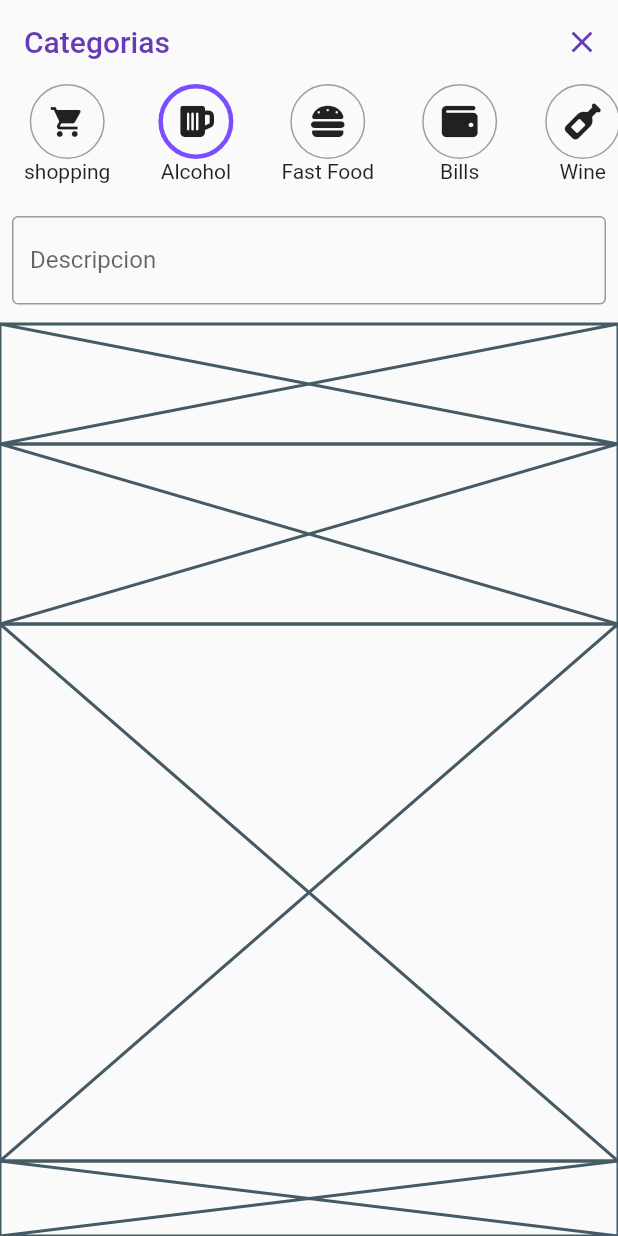
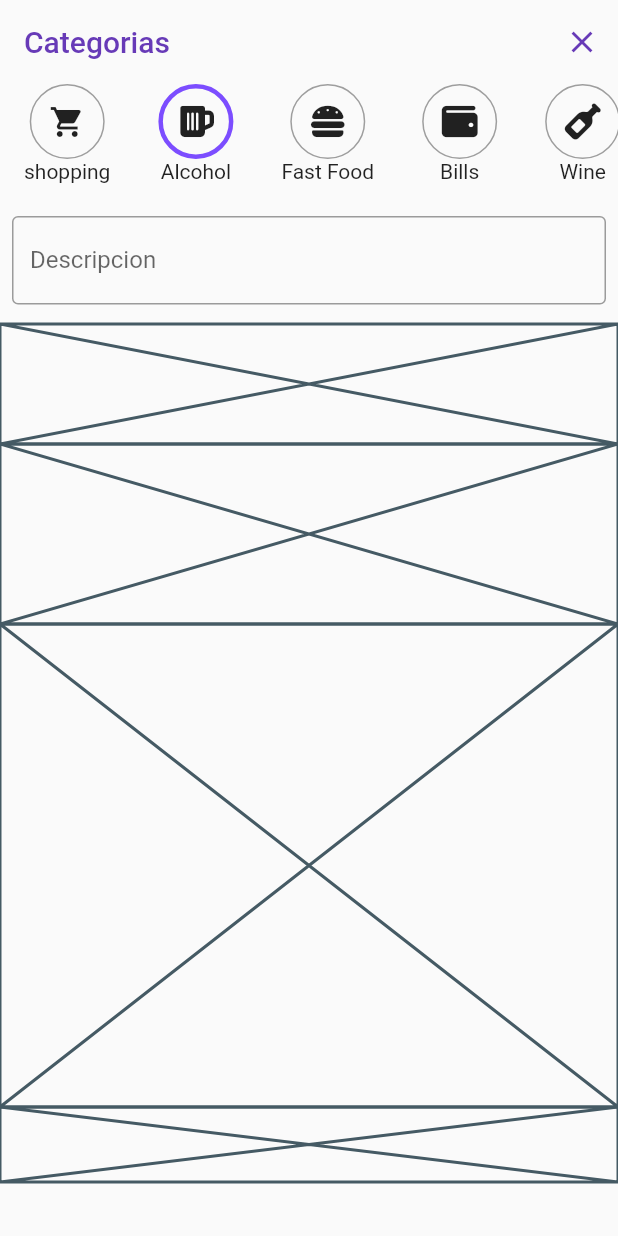
Before and after one commit to JoseAntonioGalan/gestion_app, a Flutter app: the AddPage screen opened by its route, on a phone screen of 412 x 824 dp. Run offline on Flutter 3.47's test engine with Material 2 defaults, Android fonts, the phone set to English and light mode, and no system bars; our stand-ins replace charts_flutter, cloud_firestore, firebase_auth, firebase_core, font_awesome_flutter, google_sign_in; accounts and stored records are empty.

Commit message:
Arreglo teclado movimiento widgets

```diff
--- a/lib/screens/add_page.dart
+++ b/lib/screens/add_page.dart
@@ -40,15 +40,19 @@ class _AddPageState extends State<AddPage> {
   }
 
   Widget _body() {
-    return Column(
+    return Container(
+      child: SingleChildScrollView(
+        child: Column(
           children: <Widget>[
             _categorySelector(),
             _name(),
             _tipe(),
             _currentValue(),
             _numpad(),
-        _submit()
+            _submit(),
           ],
+        ),
+      ),
     );
   }
 
@@ -97,8 +101,8 @@ class _AddPageState extends State<AddPage> {
         fallbackHeight: 120,
       );
 
-  Widget _numpad() => Expanded(
-        child: Placeholder(),
+  Widget _numpad() => Placeholder(
+        fallbackHeight: 322,
       );
 
   Widget _submit() => Placeholder(
```
Lines whose indentation alone changed are shown as unchanged.
